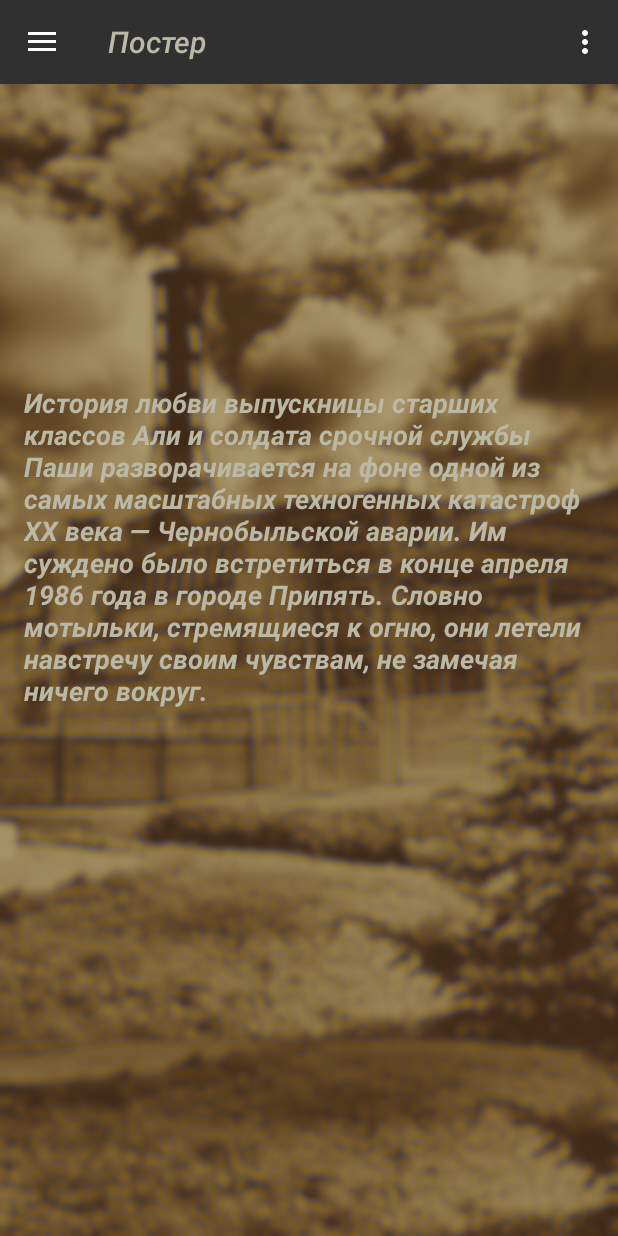
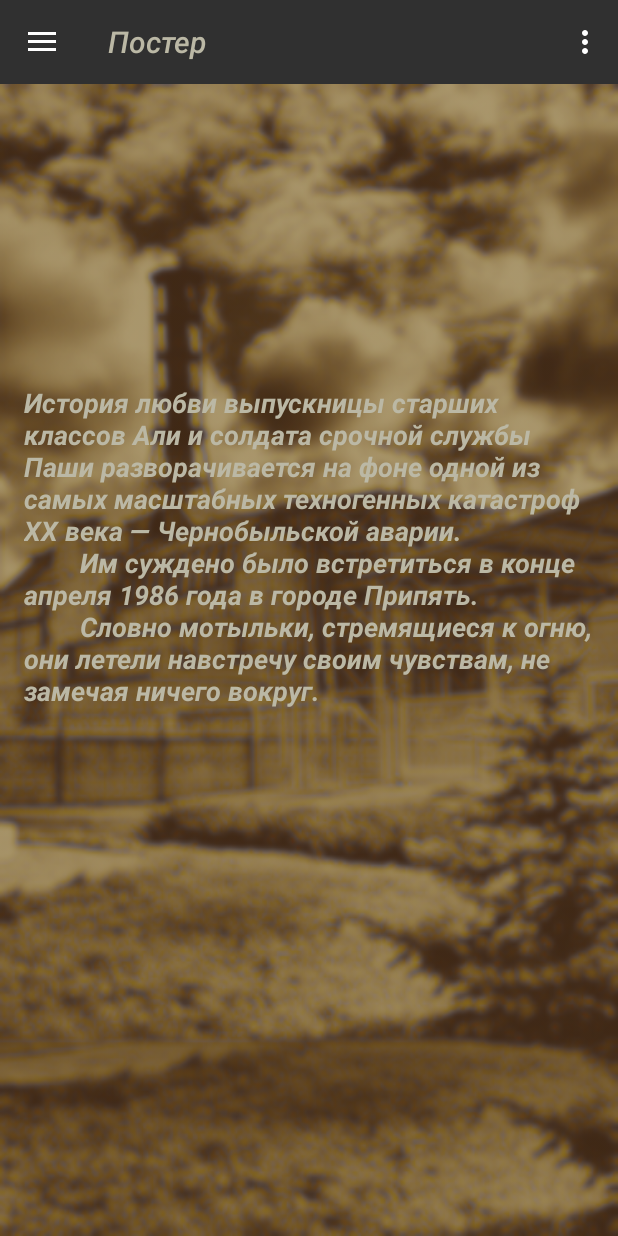
Before and after one commit to uri71/KinoApp, an Android app: the fragment StoryFragment placed in its activity, on a phone screen of 412 x 824 dp. Run offline under Robolectric (Android 15) with nearby library versions, the phone set to English and light mode, and no system bars; 1 statement that could not run was skipped.

Commit message:
fix bug drawer list selector

```diff
--- a/app/src/main/java/com/mozidev/kino/adapters/DrawerAdapter.java
+++ b/app/src/main/java/com/mozidev/kino/adapters/DrawerAdapter.java
@@ -1,6 +1,7 @@
 package com.mozidev.kino.adapters;
 
 import android.content.Context;
+import android.graphics.Color;
 import android.graphics.Typeface;
 import android.view.LayoutInflater;
 import android.view.View;
@@ -53,24 +54,23 @@ public class DrawerAdapter extends ArrayAdapter {
     public View getView(int position, View convertView, ViewGroup parent) {
         View view = convertView;
         if (convertView == null) {
-
-            if (position == 0 || position == Constants.DRAWER_TOP_ITEM_COUNT) {
-                mResourse = R.layout.drawer_title;
-            } else {
-                mResourse = R.layout.item_drawer_top;
-            }
+            mResourse = R.layout.item_drawer_top;
             view = LayoutInflater.from(mContext).inflate(mResourse, parent, false);
         }
 
-        if (position == 0 || position == Constants.DRAWER_TOP_ITEM_COUNT) {
-            view.setBackgroundResource(R.color.transparent);
-        } else {
-            view.setBackgroundResource(R.color.background_menu_transparent);
-        }
         String title = mTitle.get(position);
         TextView textView = ((TextView) view.findViewById(R.id.text));
         textView.setText(title);
-        textView.setTypeface(Typeface.create("sans-serif", Typeface.BOLD));
+
+        if (position == 0 || position == Constants.DRAWER_TOP_ITEM_COUNT) {
+            view.setBackgroundResource(R.color.transparent);
+            textView.setTypeface(Typeface.create("sans-serif", Typeface.BOLD));
+            textView.setTextColor(Color.WHITE);
+        } else {
+            view.setBackgroundResource(R.color.background_menu_transparent);
+            textView.setTypeface(Typeface.create("sans-serif", Typeface.BOLD_ITALIC));
+            textView.setTextColor(mContext.getResources().getColorStateList(R.color.drawer_text_color_selector));
+        }
         return view;
     }
 }
--- a/app/src/main/res/layout/item_drawer_bottom.xml
+++ b/app/src/main/res/layout/item_drawer_bottom.xml
@@ -12,7 +12,7 @@
         android:layout_width="wrap_content"
         android:layout_height="wrap_content"
         android:background="@color/transparent"
-        android:textColor="@drawable/drawer_text_color_selector"
+        android:textColor="@color/drawer_text_color_selector"
         android:textSize="@dimen/navigation_drawer_text_size_item"
         android:textStyle="bold"/>
 
--- a/app/src/main/res/layout/item_drawer_top.xml
+++ b/app/src/main/res/layout/item_drawer_top.xml
@@ -10,9 +10,8 @@
        android:id="@+id/text"
        android:layout_width="wrap_content"
        android:layout_height="wrap_content"
-       android:textColor="@drawable/drawer_text_color_selector"
-       android:textStyle="bold"
        android:background="@color/transparent"
+       android:textColor="@android:color/white"
        android:textSize="@dimen/navigation_drawer_text_size_item"/>
 
 </LinearLayout>
--- a/app/src/main/res/layout/item_list_team.xml
+++ b/app/src/main/res/layout/item_list_team.xml
@@ -7,7 +7,8 @@
               android:paddingBottom="8dp"
               android:paddingLeft="16dp"
               android:paddingRight="8dp"
-              android:paddingTop="8dp">
+              android:paddingTop="8dp"
+              >
 
     <ImageView
 
@@ -24,6 +25,7 @@
         android:layout_weight="1"
         android:orientation="vertical"
         android:paddingLeft="16dp"
+        android:gravity="center_vertical"
         >
 
         <TextView
--- a/app/src/main/res/values/strings.xml
+++ b/app/src/main/res/values/strings.xml
@@ -12,7 +12,9 @@
     <string name="section_film_title">О фильме</string>
     <string name="section_company_title">Компания FILM.UA</string>
     <string name="hello_blank_fragment">Hello blank fragment</string>
-    <string name="story">История любви выпускницы старших классов Али и солдата срочной службы Паши разворачивается на фоне одной из самых масштабных техногенных катастроф XX века — Чернобыльской аварии. Им суждено было встретиться в конце апреля 1986 года в городе Припять. Словно мотыльки, стремящиеся к огню, они летели навстречу своим чувствам, не замечая ничего вокруг.</string>
+    <string name="story">"История любви выпускницы старших классов Али и солдата срочной службы Паши разворачивается на фоне одной из самых масштабных техногенных катастроф XX века — Чернобыльской аварии.
+        Им суждено было встретиться в конце апреля 1986 года в городе Припять.
+        Словно мотыльки, стремящиеся к огню, они летели навстречу своим чувствам, не замечая ничего вокруг."</string>
     <string name="title_activity_big_shot">BigShotActivity</string>
     <string name="hello_world">Hello world!</string>
     <string name="title_activity_player">PlayerActivity</string>
```
Also changed, not shown: app/build.gradle (+7 -0 lines), app/src/main/res/color/drawer_text_color_selector.xml (renamed from app/src/main/res/drawable/drawer_text_color_selector.xml).
